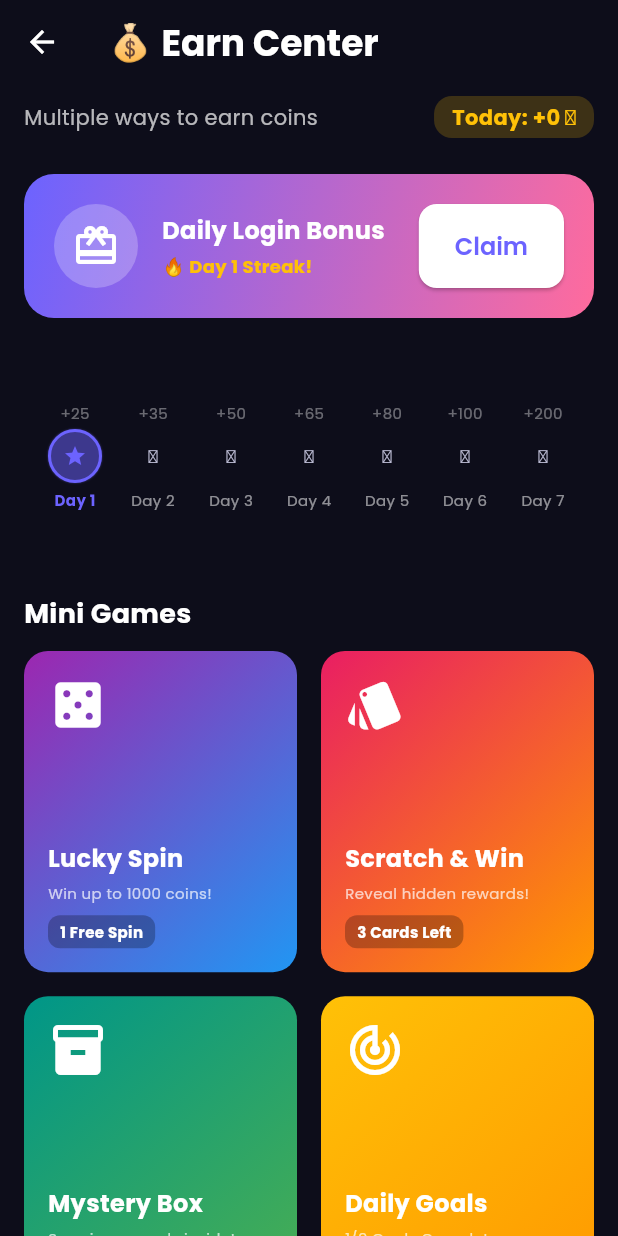
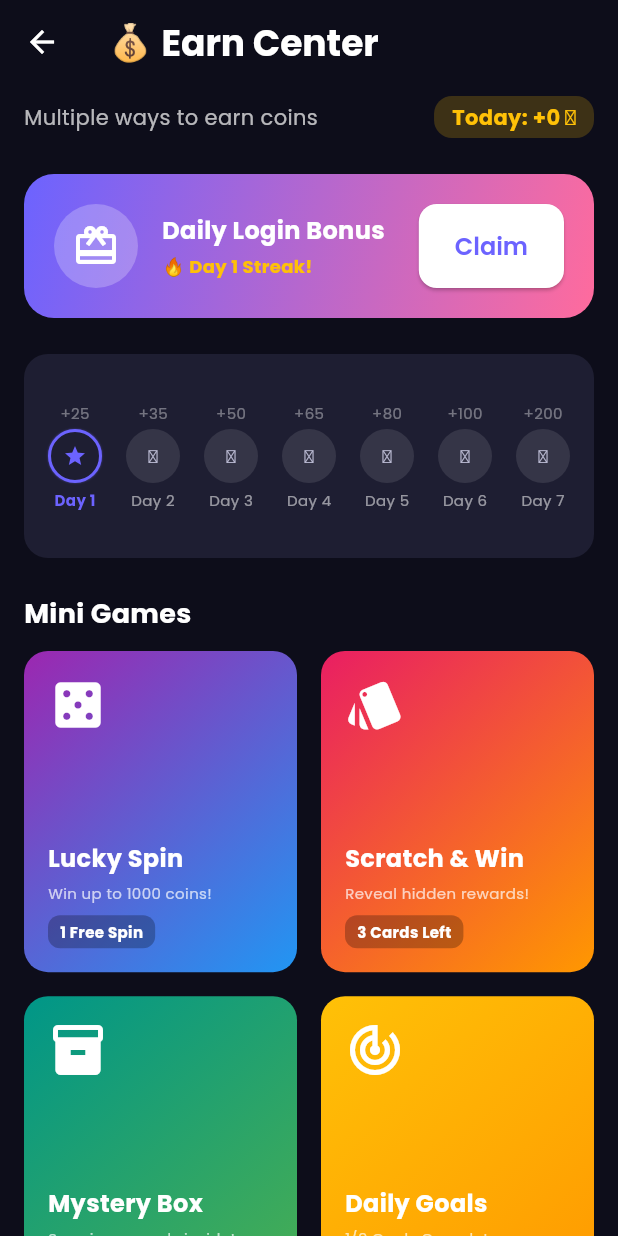
Before and after one commit to pandugammer004-lab/Build-WatchEarn-APK, a Flutter app: the EarnScreen screen opened by its route, on a phone screen of 412 x 824 dp. Run offline on Flutter 3.47's test engine with Material 3 defaults, Android fonts, the phone set to English and light mode, and no system bars; our stand-ins replace animate_do, cached_network_image, cloud_firestore, confetti, firebase_auth, firebase_core and 15 more; accounts and stored records are empty; network calls fail; statements that could not run were skipped.

Commit message:
Fix Dart errors for Flutter 3.16

```diff
--- a/lib/core/constants/app_colors.dart
+++ b/lib/core/constants/app_colors.dart
@@ -9,6 +9,7 @@
   static const Color background = Color(0xFF0D0D1A);
   static const Color surface = Color(0xFF1A1A2E);
   static const Color surfaceLight = Color(0xFF252542);
+  static const Color cardColor = Color(0xFF1E1E32);
   static const Color cardBorder = Color(0xFF2A2A4A);
   static const Color textPrimary = Color(0xFFFFFFFF);
   static const Color textSecondary = Color(0xFFB8B8D0);
--- a/pubspec.yaml
+++ b/pubspec.yaml
@@ -22,7 +22,7 @@
   google_sign_in: ^6.2.1
 
   # UI Components
-  google_fonts: ^6.1.0
+  google_fonts: ^5.1.0
   cached_network_image: ^3.3.0
   shimmer: ^3.0.0
   animate_do: ^3.1.2
```
